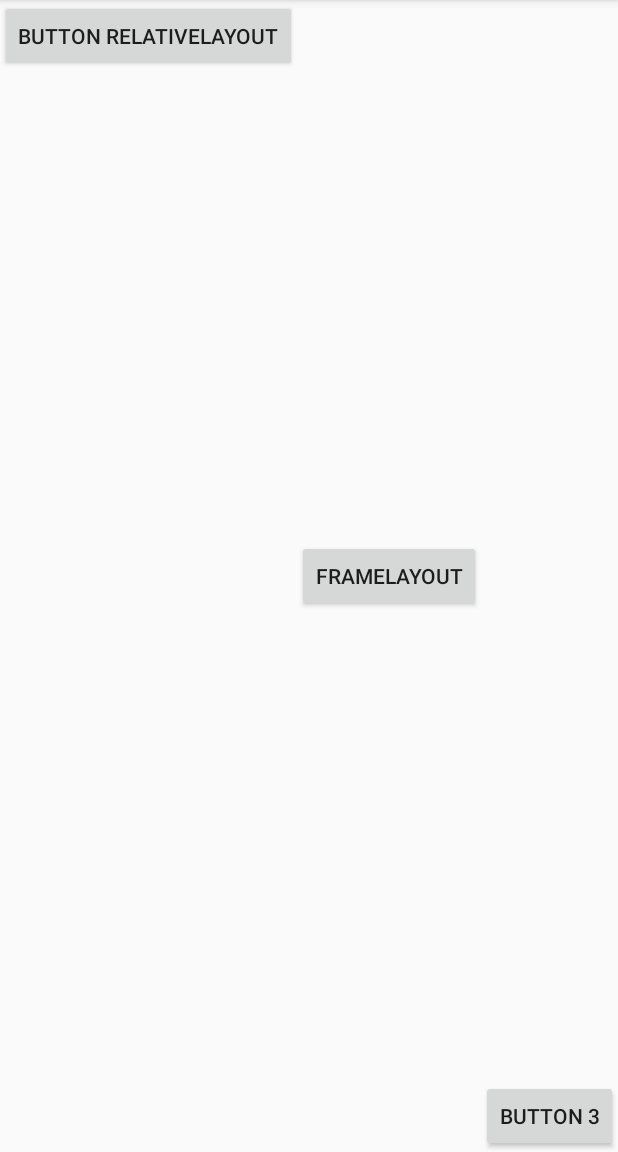
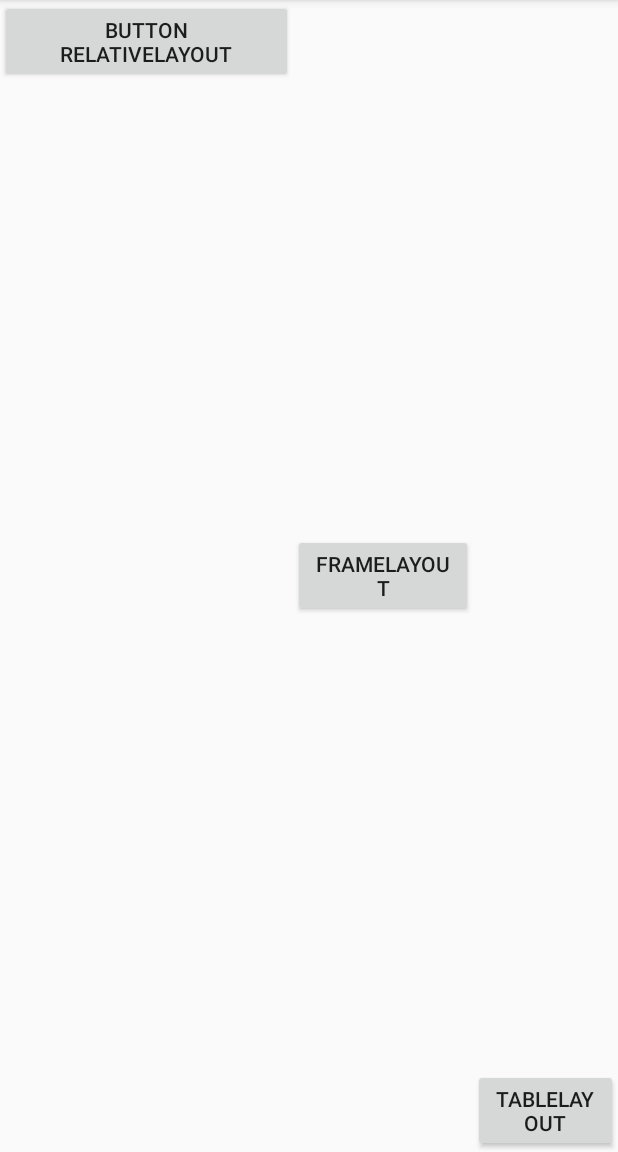
Before and after one commit to zxiaofan/FirstLineOfCode, an Android app: the screen it shows after launch (MainActivity), on a phone screen of 412 x 824 dp, the part 84-1236 px from its top. Run offline under Robolectric (Android 15) with nearby library versions, the phone set to English and light mode, and no system bars.

Commit message:
3.3.4 TableLayout 允许我们使用表格的方式来排列控件

```diff
--- a/uilayouttest(3.3)/src/main/AndroidManifest.xml
+++ b/uilayouttest(3.3)/src/main/AndroidManifest.xml
@@ -13,6 +13,7 @@
         </activity>
         <activity android:name=".RelativeLayout"/>
         <activity android:name=".FrameLayout"/>
+        <activity android:name=".TableLayout"/>
     </application>
 
 </manifest>
--- a/uilayouttest(3.3)/src/main/java/com/zxiaofan/uilayouttest33/MainActivity.java
+++ b/uilayouttest(3.3)/src/main/java/com/zxiaofan/uilayouttest33/MainActivity.java
@@ -29,6 +29,14 @@ public class MainActivity extends AppCompatActivity  {
                 startActivity(intent);
             }
         });
+        Button button2= (Button) findViewById(R.id.button_TableLayout);
+        button2.setOnClickListener(new View.OnClickListener() {
+            @Override
+            public void onClick(View v) {
+                Intent intent=new Intent(MainActivity.this,TableLayout.class);
+                startActivity(intent);
+            }
+        });
     }
 
 }
--- a/uilayouttest(3.3)/src/main/res/layout/activity_main.xml
+++ b/uilayouttest(3.3)/src/main/res/layout/activity_main.xml
@@ -27,10 +27,10 @@
         android:text="FrameLayout" />
 
     <Button
-        android:id="@+id/button3"
+        android:id="@+id/button_TableLayout"
         android:layout_width="wrap_content"
         android:layout_height="wrap_content"
         android:layout_gravity="bottom"
         android:layout_weight="8"
-        android:text="Button 3" />
+        android:text="TableLayout" />
 </LinearLayout>
```
Also changed, not shown: uilayouttest(3.3)/src/main/java/com/zxiaofan/uilayouttest33/TableLayout.java (added, +15 -0 lines), uilayouttest(3.3)/src/main/res/layout/tableayout.xml (added, +39 -0 lines).
